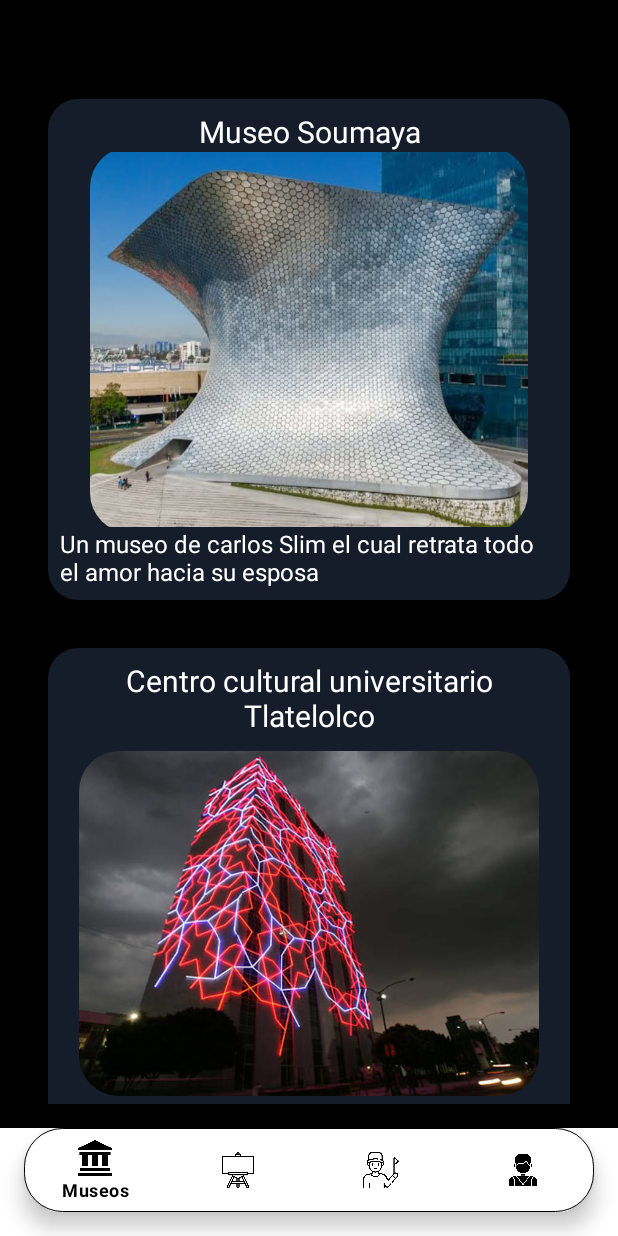
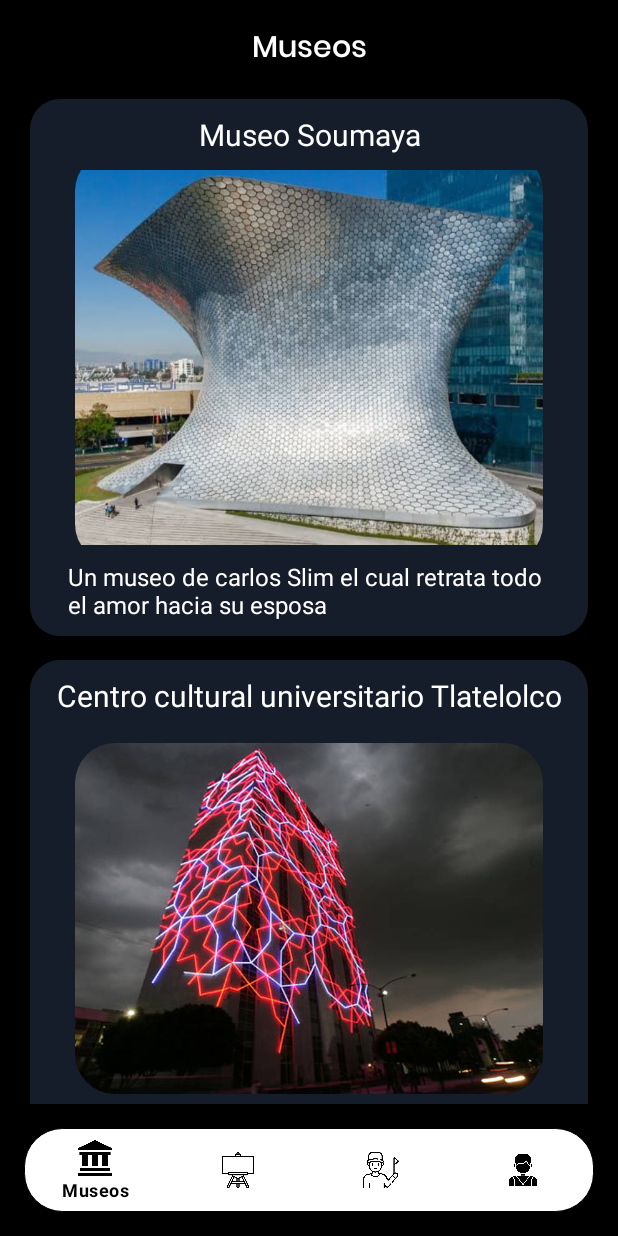
Before and after one commit to IsidroJesusGalanM/CAV, an Android app: the PrincipalActivity screen opened directly, with no data from a screen before it, on a phone screen of 412 x 824 dp. Run offline under Robolectric (Android 15) with nearby library versions, the phone set to English and light mode, and no system bars.

Commit message:
update Views

```diff
--- a/app/src/main/res/layout/activity_principal.xml
+++ b/app/src/main/res/layout/activity_principal.xml
@@ -4,6 +4,7 @@
     xmlns:tools="http://schemas.android.com/tools"
     android:layout_width="match_parent"
     android:layout_height="match_parent"
+    android:background="@color/black"
     tools:context=".PrincipalActivity">
 
     <FrameLayout
--- a/app/src/main/res/layout/fragment_event_fragment.xml
+++ b/app/src/main/res/layout/fragment_event_fragment.xml
@@ -28,6 +28,7 @@
             android:text="Eventos Permanentes"
             android:background="#BAFFFFFF"
             style="@style/titleTextStyle"
+            android:textColor="@color/black"
             android:padding="6dp"
             app:layout_constraintBottom_toBottomOf="parent"
 
@@ -58,6 +59,7 @@
             android:text="Eventos Temporales"
             android:background="#BAFFFFFF"
             style="@style/titleTextStyle"
+            android:textColor="@color/black"
             android:padding="6dp"
             app:layout_constraintBottom_toBottomOf="parent"
             android:layout_marginBottom="20dp"/>
--- a/app/src/main/res/layout/fragment_profile.xml
+++ b/app/src/main/res/layout/fragment_profile.xml
@@ -12,7 +12,7 @@
         android:layout_width="match_parent"
         android:layout_height="wrap_content"
         android:textAlignment="center"
-        style="@style/title_black_text"
+        style="@style/titleTextStyle"
         android:text="Isidro Jesus Galan Muñoz"
         app:layout_constraintTop_toTopOf="parent"/>
 
--- a/app/src/main/res/layout/recycler_museos_lista.xml
+++ b/app/src/main/res/layout/recycler_museos_lista.xml
@@ -3,8 +3,10 @@
     android:layout_width="match_parent"
     android:layout_height="wrap_content"
     xmlns:app="http://schemas.android.com/apk/res-auto"
-    android:padding="8dp"
-    android:layout_margin="16dp"
+    android:padding="10dp"
+    android:layout_marginTop="16dp"
+    android:layout_marginStart="4dp"
+    android:layout_marginEnd="4dp"
     android:background="@drawable/card_background_museums"
     xmlns:tools="http://schemas.android.com/tools">
 
@@ -25,6 +27,7 @@
         android:layout_width="match_parent"
         app:layout_constraintTop_toBottomOf="@id/nombreMuseo"
         android:padding="10dp"
+        android:layout_marginTop="10dp"
         android:scaleType="centerCrop"
         android:layout_marginStart="10dp"
         android:layout_marginEnd="10dp"
@@ -32,13 +35,14 @@
 
     <TextView
         android:id="@+id/descripcionCorta"
-        android:layout_width="wrap_content"
+        android:layout_width="match_parent"
         android:layout_height="wrap_content"
         android:textSize="16sp"
         app:layout_constraintTop_toBottomOf="@id/imagenMuseo"
         app:layout_constraintLeft_toLeftOf="parent"
-        android:layout_marginStart="10dp"
-        android:layout_marginEnd="10dp"
+        android:layout_marginStart="15dp"
+        android:layout_marginEnd="16dp"
+        android:layout_marginTop="10dp"
         android:textColor="@color/white"
         app:layout_constraintRight_toRightOf="parent"
         tools:text="lorem ipsum"/>
--- a/app/src/main/res/values/themes.xml
+++ b/app/src/main/res/values/themes.xml
@@ -57,13 +57,13 @@
     <style name="normalPlainTextStyle">
         <item name="android:fontFamily">@font/poppins_light</item>
         <item name="android:textSize">14sp</item>
-        <item name="android:textColor">@color/black</item>
+        <item name="android:textColor">@color/white</item>
     </style>
 
     <style name="titleTextStyle">
         <item name="android:fontFamily">@font/poppins_medium</item>
         <item name="android:textSize">20sp</item>
-        <item name="android:textColor">@color/black</item>
+        <item name="android:textColor">@color/white</item>
     </style>
 
     //button Styles
```
